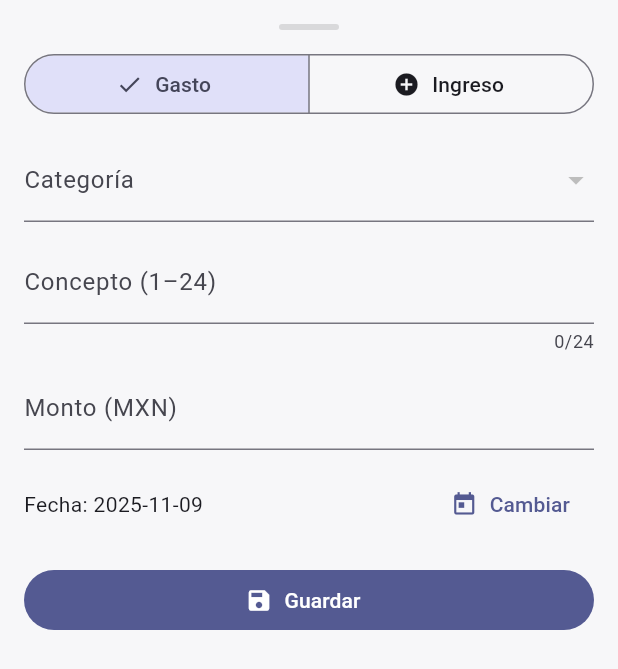
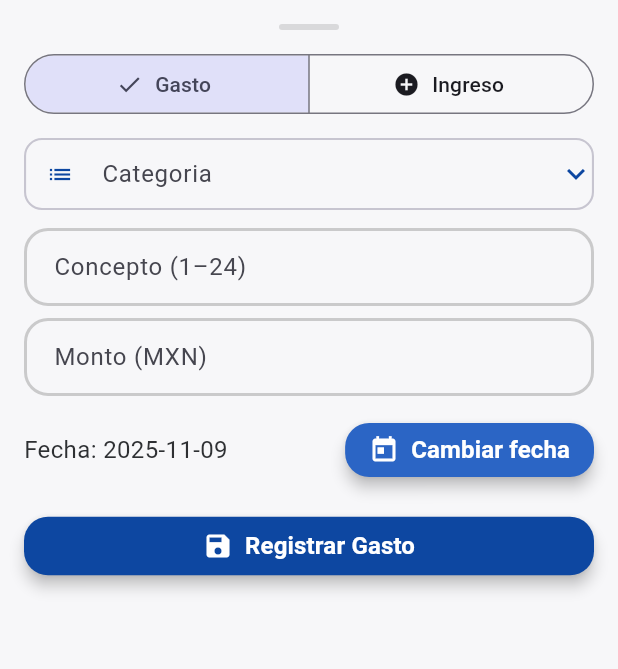
Before and after one commit to MartinCabrera137/McCargoQuinTest, a Flutter app: the AddTxSheet widget shown alone on an empty page, opened directly, on a phone screen of 412 x 824 dp. Shown: the top 669 px of the screen. Run offline on Flutter 3.47's test engine with Material 3 defaults, Android fonts, the phone set to English and light mode, and no system bars; drawn by our look-alikes of nb_utils; our stand-ins replace flutter_riverpod, go_router.

Commit message:
"Nuevo color y uso de droplistDecorator"

```diff
--- a/lib/core/utils/colors.dart
+++ b/lib/core/utils/colors.dart
@@ -3,6 +3,7 @@ import 'package:flutter/material.dart';
 class AppCustomColors {
   //Colores Primarios
   static const Color primaryBlue = Color(0xFF0D47A1);
+  static const Color primaryBlueWithAlpha = Color(0xFF2B65C5);
   static const Color accentBlue = Color(0xFF42A5F5);
   static const Color white = Colors.white;
   static const Color black = Colors.black;
--- a/lib/features/transactions/presentation/widgets/add_tx_sheet.dart
+++ b/lib/features/transactions/presentation/widgets/add_tx_sheet.dart
@@ -1,7 +1,10 @@
+import 'package:cargoquintest/features/shared/widgets/Custom_text_fromfield.dart';
 import 'package:flutter/material.dart';
 import 'package:flutter_riverpod/flutter_riverpod.dart';
+import 'package:nb_utils/nb_utils.dart';
 import 'package:uuid/uuid.dart';
 import '../../../../app/providers.dart';
+import '../../../../core/utils/colors.dart';
 import '../../../../core/utils/date_utils.dart';
 import '../../../../domain/entities/tx.dart';
 import '../../../../domain/entities/category.dart';
@@ -9,9 +12,11 @@ import '../../../budgets/controllers/budget_check_provider.dart';
 import '../../../budgets/controllers/category_usage_provider.dart';
 import '../../../dashboard/controllers/month_txs_provider.dart';
 import '../../../dashboard/controllers/totals_provider.dart';
+import '../../../shared/widgets/drop_list_decorator.dart';
 
 class AddTxSheet extends StatefulWidget {
   final bool isExpenseDefault;
+
   const AddTxSheet({super.key, this.isExpenseDefault = true});
 
   @override
@@ -57,10 +62,7 @@ class _AddTxSheetState extends State<AddTxSheet> {
 
         final List<Category> categories = ref.watch(categoriesProvider);
         return Padding(
-          padding: EdgeInsets.only(
-            left: 16, right: 16, top: 16,
-            bottom: 16 + MediaQuery.of(context).viewInsets.bottom,
-          ),
+          padding: EdgeInsets.only(left: 16, right: 16, top: 16, bottom: 16 + MediaQuery.of(context).viewInsets.bottom),
           child: Form(
             key: _formKey,
             child: SingleChildScrollView(
@@ -68,26 +70,18 @@ class _AddTxSheetState extends State<AddTxSheet> {
                 mainAxisSize: MainAxisSize.min,
                 children: [
                   Container(
-                    height: 4, width: 40, margin: const EdgeInsets.only(bottom: 12),
-                    decoration: BoxDecoration(
-                      color: Colors.black12, borderRadius: BorderRadius.circular(2),
-                    ),
+                    height: 4,
+                    width: 40,
+                    margin: const EdgeInsets.only(bottom: 12),
+                    decoration: BoxDecoration(color: Colors.black12, borderRadius: BorderRadius.circular(2)),
                   ),
                   Row(
                     children: [
                       Expanded(
                         child: SegmentedButton<TxType>(
                           segments: const [
-                            ButtonSegment(
-                              value: TxType.expense,
-                              icon: Icon(Icons.remove_circle),
-                              label: Text('Gasto'),
-                            ),
-                            ButtonSegment(
-                              value: TxType.income,
-                              icon: Icon(Icons.add_circle),
-                              label: Text('Ingreso'),
-                            ),
+                            ButtonSegment(value: TxType.expense, icon: Icon(Icons.remove_circle), label: Text('Gasto')),
+                            ButtonSegment(value: TxType.income, icon: Icon(Icons.add_circle), label: Text('Ingreso')),
                           ],
                           selected: {_type},
                           onSelectionChanged: (s) => setState(() => _type = s.first),
@@ -99,20 +93,28 @@ class _AddTxSheetState extends State<AddTxSheet> {
                   //solo pedir la categoria en los gastos
                   if (_type == TxType.expense)
                     DropdownButtonFormField<String>(
-                      initialValue: _categoryId, //
-                      decoration: const InputDecoration(labelText: 'Categoría'),
-                      items: categories
-                          .map((c) => DropdownMenuItem(value: c.id, child: Text(c.name)))
-                          .toList(),
+                      initialValue: _categoryId,
+                      //
+                      decoration: dropListDecorator(
+                        context,
+                        label: 'Categoria',
+                        prefixIcon: Icons.list,
+                      ),
+                      icon: Icon(
+                          Icons.expand_more,
+                          color: AppCustomColors.primaryBlue
+                      ),
+                      borderRadius: BorderRadius.circular(16),
+                      dropdownColor: Theme.of(context).colorScheme.surface,
+                      items: categories.map((c) => DropdownMenuItem(value: c.id, child: Text(c.name))).toList(),
                       onChanged: (v) => setState(() => _categoryId = v),
                       validator: (v) => _type == TxType.expense && v == null ? 'Elige una categoría' : null,
                     ),
 
-
                   const SizedBox(height: 12),
-                  TextFormField(
+                  CustomTextFormField(
                     controller: _conceptCtrl,
-                    decoration: const InputDecoration(labelText: 'Concepto (1–24)'),
+                    hintText: 'Concepto (1–24)',
                     maxLength: 24,
                     validator: (v) {
                       final t = v?.trim() ?? '';
@@ -122,9 +124,9 @@ class _AddTxSheetState extends State<AddTxSheet> {
                     },
                   ),
                   const SizedBox(height: 8),
-                  TextFormField(
+                  CustomTextFormField(
                     controller: _amountCtrl,
-                    decoration: const InputDecoration(labelText: 'Monto (MXN)'),
+                    hintText: 'Monto (MXN)',
                     keyboardType: const TextInputType.numberWithOptions(decimal: true),
                     validator: (v) {
                       final t = v?.replaceAll(',', '.').trim() ?? '';
@@ -134,33 +136,35 @@ class _AddTxSheetState extends State<AddTxSheet> {
                     },
                   ),
                   const SizedBox(height: 12),
+
                   Row(
                     children: [
-                      Expanded(
-                        child: Text('Fecha: ${_date.toLocal().toString().split(' ').first}'),
-                      ),
-                      TextButton.icon(
-                        icon: const Icon(Icons.today),
-                        label: const Text('Cambiar'),
-                        onPressed: () async {
-                          final picked = await showDatePicker(
-                            context: context,
-                            initialDate: _date,
-                            firstDate: s,
-                            lastDate: e,
-                          );
+                      Expanded(child: Text('Fecha: ${_date.toLocal().toString().split(' ').first}', style: primaryTextStyle())),
+                      AppButton(
+                        color: AppCustomColors.primaryBlueWithAlpha,
+                        shapeBorder: RoundedRectangleBorder(borderRadius: BorderRadius.circular(16)),
+                        padding: const EdgeInsets.symmetric(horizontal: 16, vertical: 4),
+                        onTap: () async {
+                          final picked = await showDatePicker(context: context, initialDate: _date, firstDate: s, lastDate: e);
                           if (picked != null) setState(() => _date = picked);
                         },
+                        child: Row(
+                          mainAxisAlignment: MainAxisAlignment.center,
+                          children: [
+                            Icon(Icons.today, color: Colors.white, size: 20),
+                            const SizedBox(width: 8),
+                            Text('Cambiar fecha', style: boldTextStyle(color: Colors.white)),
+                          ],
+                        ),
                       ),
                     ],
                   ),
                   const SizedBox(height: 16),
-                  SizedBox(
-                    width: double.infinity,
-                    child: FilledButton.icon(
-                      icon: const Icon(Icons.save),
-                      label: const Text('Guardar'),
-                      onPressed: () async {
+                  AppButton(
+                    color: AppCustomColors.primaryBlue,
+                    shapeBorder: RoundedRectangleBorder(borderRadius: BorderRadius.circular(16)),
+                    padding: const EdgeInsets.symmetric(horizontal: 16, vertical: 8),
+                    onTap: () async {
                       if (!_formKey.currentState!.validate()) return;
                       _date = clampToMonth(month, _date);
 
@@ -168,27 +172,23 @@ class _AddTxSheetState extends State<AddTxSheet> {
                         final needBudgets = await ref.refresh(shouldAskBudgetsProvider.future);
                         if (needBudgets) {
                           if (!mounted) return;
-                            ScaffoldMessenger.of(context).showSnackBar(
-                              const SnackBar(content: Text('Define primero el presupuesto de este mes.')),
-                            );
+                          ScaffoldMessenger.of(context).showSnackBar(const SnackBar(content: Text('Define primero el presupuesto de este mes.')));
                           return;
                         }
                       }
 
                       final id = const Uuid().v4();
-                        final amt = double.parse(
-                          _amountCtrl.text.replaceAll(',', '.'),
-                        ).toStringAsFixed(2);
+                      final amt = double.parse(_amountCtrl.text.replaceAll(',', '.')).toStringAsFixed(2);
 
                       final tx = Tx(
                         id: id,
                         date: _date,
                         type: _type,
-                          categoryId: _type == TxType.expense ? _categoryId! : null, // nulo si es ingreso
+                        categoryId: _type == TxType.expense ? _categoryId! : null,
+                        // nulo si es ingreso
                         concept: _conceptCtrl.text.trim(),
                         amount: double.parse(amt),
                       );
-
 
                       final repo = ref.read(txRepositoryProvider);
                       await repo.add(tx);
@@ -201,17 +201,18 @@ class _AddTxSheetState extends State<AddTxSheet> {
 
                       if (!mounted) return;
                       Navigator.of(context).pop(true);
-                        ScaffoldMessenger.of(context).showSnackBar(
-                          SnackBar(
-                            content: Text(
-                              '${_type == TxType.expense ? 'Gasto' : 'Ingreso'} agregado',
+                      ScaffoldMessenger.of(context).showSnackBar(SnackBar(content: Text('${_type == TxType.expense ? 'Gasto' : 'Ingreso'} agregado')));
+                    },
+                    child: Row(
+                      mainAxisAlignment: MainAxisAlignment.center,
+                      children: [
+                        Icon(Icons.save, color: Colors.white, size: 20),
+                        const SizedBox(width: 8),
+                        Text(_type == TxType.expense ? 'Registrar Gasto' : 'Registrar Ingreso', style: boldTextStyle(color: Colors.white)),
+                      ],
                     ),
                   ),
-                        );
-                      },
-                    ),
-                  ),
-                  const SizedBox(height: 8),
+                  const SizedBox(height: 16),
                 ],
               ),
             ),
```
Also changed, not shown: lib/features/budgets/presentation/widgets/add_category_dialog.dart (+3 -34 lines). Lines whose indentation alone changed are shown as unchanged.
